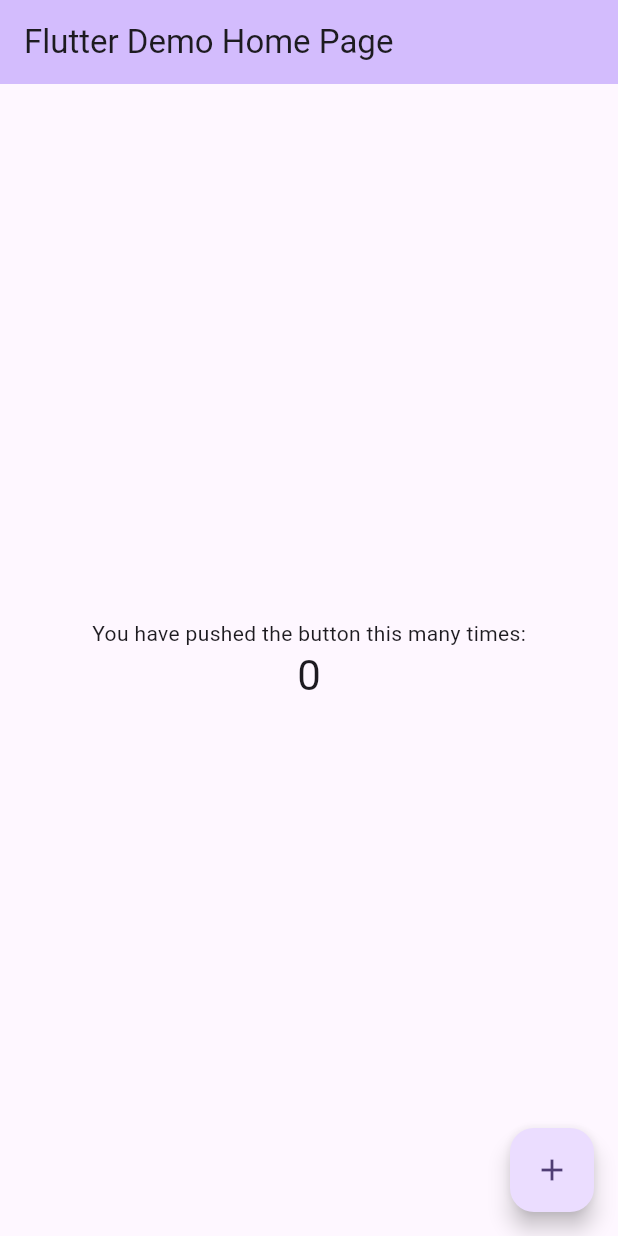
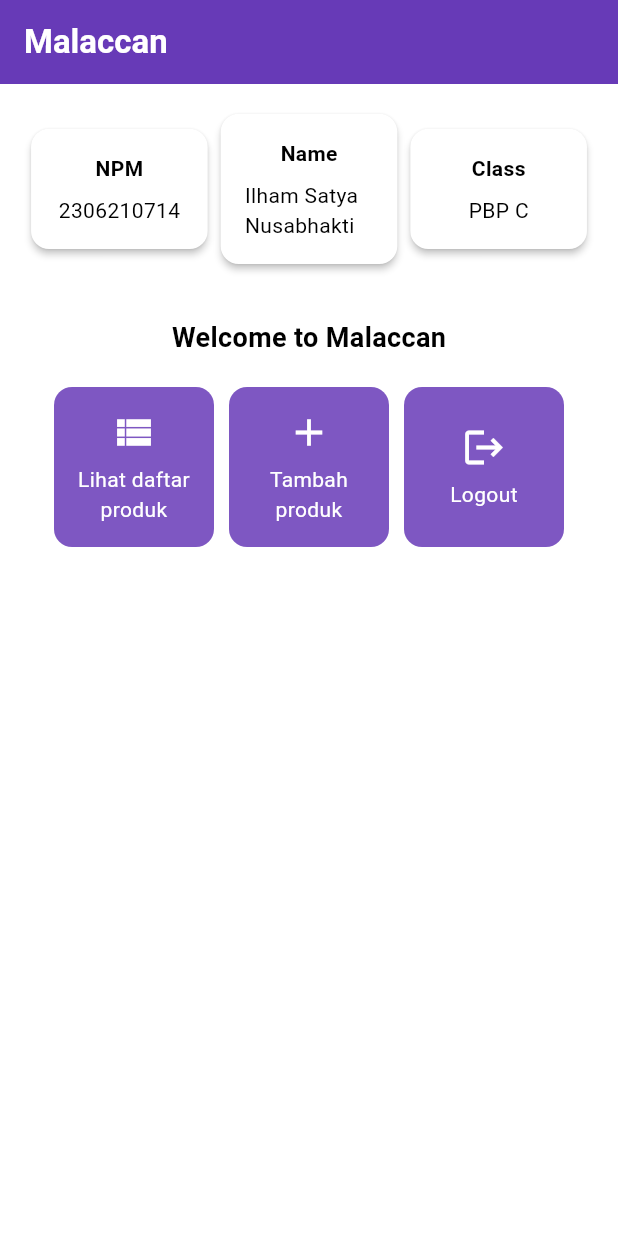
Before and after one commit to 2021HUMMM/malaccan-mobile, a Flutter app: the screen it shows after launch, on a phone screen of 412 x 824 dp. Run offline on Flutter 3.47's test engine with Material 3 defaults, Android fonts, the phone set to English and light mode, and no system bars.

Commit message:
finished assignment 7 (based on tutorial)

```diff
--- a/lib/main.dart
+++ b/lib/main.dart
@@ -1,4 +1,5 @@
 import 'package:flutter/material.dart';
+import 'package:malaccan_mobile/menu.dart';
 
 void main() {
   runApp(const MyApp());
@@ -28,98 +29,12 @@
         //
         // This works for code too, not just values: Most code changes can be
         // tested with just a hot reload.
-        colorScheme: ColorScheme.fromSeed(seedColor: Colors.deepPurple),
+        colorScheme: ColorScheme.fromSwatch(
+        primarySwatch: Colors.deepPurple,
+        ).copyWith(secondary: Colors.deepPurple[400]),
         useMaterial3: true,
       ),
-      home: const MyHomePage(title: 'Flutter Demo Home Page'),
+      home: MyHomePage(),
     );
   }
 }
-
-class MyHomePage extends StatefulWidget {
-  const MyHomePage({super.key, required this.title});
-
-  // This widget is the home page of your application. It is stateful, meaning
-  // that it has a State object (defined below) that contains fields that affect
-  // how it looks.
-
-  // This class is the configuration for the state. It holds the values (in this
-  // case the title) provided by the parent (in this case the App widget) and
-  // used by the build method of the State. Fields in a Widget subclass are
-  // always marked "final".
-
-  final String title;
-
-  @override
-  State<MyHomePage> createState() => _MyHomePageState();
-}
-
-class _MyHomePageState extends State<MyHomePage> {
-  int _counter = 0;
-
-  void _incrementCounter() {
-    setState(() {
-      // This call to setState tells the Flutter framework that something has
-      // changed in this State, which causes it to rerun the build method below
-      // so that the display can reflect the updated values. If we changed
-      // _counter without calling setState(), then the build method would not be
-      // called again, and so nothing would appear to happen.
-      _counter++;
-    });
-  }
-
-  @override
-  Widget build(BuildContext context) {
-    // This method is rerun every time setState is called, for instance as done
-    // by the _incrementCounter method above.
-    //
-    // The Flutter framework has been optimized to make rerunning build methods
-    // fast, so that you can just rebuild anything that needs updating rather
-    // than having to individually change instances of widgets.
-    return Scaffold(
-      appBar: AppBar(
-        // TRY THIS: Try changing the color here to a specific color (to
-        // Colors.amber, perhaps?) and trigger a hot reload to see the AppBar
-        // change color while the other colors stay the same.
-        backgroundColor: Theme.of(context).colorScheme.inversePrimary,
-        // Here we take the value from the MyHomePage object that was created by
-        // the App.build method, and use it to set our appbar title.
-        title: Text(widget.title),
-      ),
-      body: Center(
-        // Center is a layout widget. It takes a single child and positions it
-        // in the middle of the parent.
-        child: Column(
-          // Column is also a layout widget. It takes a list of children and
-          // arranges them vertically. By default, it sizes itself to fit its
-          // children horizontally, and tries to be as tall as its parent.
-          //
-          // Column has various properties to control how it sizes itself and
-          // how it positions its children. Here we use mainAxisAlignment to
-          // center the children vertically; the main axis here is the vertical
-          // axis because Columns are vertical (the cross axis would be
-          // horizontal).
-          //
-          // TRY THIS: Invoke "debug painting" (choose the "Toggle Debug Paint"
-          // action in the IDE, or press "p" in the console), to see the
-          // wireframe for each widget.
-          mainAxisAlignment: MainAxisAlignment.center,
-          children: <Widget>[
-            const Text(
-              'You have pushed the button this many times:',
-            ),
-            Text(
-              '$_counter',
-              style: Theme.of(context).textTheme.headlineMedium,
-            ),
-          ],
-        ),
-      ),
-      floatingActionButton: FloatingActionButton(
-        onPressed: _incrementCounter,
-        tooltip: 'Increment',
-        child: const Icon(Icons.add),
-      ), // This trailing comma makes auto-formatting nicer for build methods.
-    );
-  }
-}
--- /dev/null
+++ b/lib/menu.dart
@@ -0,0 +1,190 @@
+import 'package:flutter/material.dart';
+
+
+class MyHomePage extends StatelessWidget {
+
+  final String npm = '2306210714'; // NPM
+  final String name = 'Ilham Satya Nusabhakti'; // Nama
+  final String className = 'PBP C'; // Kelas
+
+  final List<ItemHomepage> items = [
+          ItemHomepage("Lihat daftar produk", Icons.view_list),
+          ItemHomepage("Tambah produk", Icons.add),
+          ItemHomepage("Logout", Icons.logout),
+      ];
+
+  MyHomePage({super.key});
+
+  @override
+  Widget build(BuildContext context) {
+    // Scaffold menyediakan struktur dasar halaman dengan AppBar dan body.
+    return Scaffold(
+      // AppBar adalah bagian atas halaman yang menampilkan judul.
+      appBar: AppBar(
+        // Judul aplikasi "Mental Health Tracker" dengan teks putih dan tebal.
+        title: const Text(
+          'Malaccan',
+          style: TextStyle(
+            color: Colors.white,
+            fontWeight: FontWeight.bold,
+          ),
+        ),
+        // Warna latar belakang AppBar diambil dari skema warna tema aplikasi.
+        backgroundColor: Theme.of(context).colorScheme.primary,
+      ),
+      // Body halaman dengan padding di sekelilingnya.
+      body: Padding(
+        padding: const EdgeInsets.all(16.0),
+        // Menyusun widget secara vertikal dalam sebuah kolom.
+        child: Column(
+          crossAxisAlignment: CrossAxisAlignment.center,
+          children: [
+            // Row untuk menampilkan 3 InfoCard secara horizontal.
+            Row(
+              mainAxisAlignment: MainAxisAlignment.spaceEvenly,
+              children: [
+                InfoCard(title: 'NPM', content: npm),
+                InfoCard(title: 'Name', content: name),
+                InfoCard(title: 'Class', content: className),
+              ],
+            ),
+
+            // Memberikan jarak vertikal 16 unit.
+            const SizedBox(height: 16.0),
+
+            // Menempatkan widget berikutnya di tengah halaman.
+            Center(
+              child: Column(
+                // Menyusun teks dan grid item secara vertikal.
+
+                children: [
+                  // Menampilkan teks sambutan dengan gaya tebal dan ukuran 18.
+                  const Padding(
+                    padding: EdgeInsets.only(top: 16.0),
+                    child: Text(
+                      'Welcome to Malaccan',
+                      style: TextStyle(
+                        fontWeight: FontWeight.bold,
+                        fontSize: 18.0,
+                      ),
+                    ),
+                  ),
+
+                  // Grid untuk menampilkan ItemCard dalam bentuk grid 3 kolom.
+                  GridView.count(
+                    primary: true,
+                    padding: const EdgeInsets.all(20),
+                    crossAxisSpacing: 10,
+                    mainAxisSpacing: 10,
+                    crossAxisCount: 3,
+                    // Agar grid menyesuaikan tinggi kontennya.
+                    shrinkWrap: true,
+
+                    // Menampilkan ItemCard untuk setiap item dalam list items.
+                    children: items.map((ItemHomepage item) {
+                      return ItemCard(item);
+                    }).toList(),
+                  ),
+                ],
+              ),
+            ),
+          ],
+        ),
+      ),
+    );
+  }
+}
+
+class InfoCard extends StatelessWidget {
+  // Kartu informasi yang menampilkan title dan content.
+
+  final String title;  // Judul kartu.
+  final String content;  // Isi kartu.
+
+  const InfoCard({super.key, required this.title, required this.content});
+
+  @override
+  Widget build(BuildContext context) {
+    return Card(
+      // Membuat kotak kartu dengan bayangan dibawahnya.
+      elevation: 2.0,
+      child: Container(
+        // Mengatur ukuran dan jarak di dalam kartu.
+        width: MediaQuery.of(context).size.width / 3.5, // menyesuaikan dengan lebar device yang digunakan.
+        padding: const EdgeInsets.all(16.0),
+        // Menyusun title dan content secara vertikal.
+        child: Column(
+          children: [
+            Text(
+              title,
+              style: const TextStyle(fontWeight: FontWeight.bold),
+            ),
+            const SizedBox(height: 8.0),
+            Text(content),
+          ],
+        ),
+      ),
+    );
+  }
+}
+
+class ItemHomepage {
+    final String name;
+    final IconData icon;
+
+    ItemHomepage(this.name, this.icon);
+}
+
+class ItemCard extends StatelessWidget {
+  // Menampilkan kartu dengan ikon dan nama.
+
+  final ItemHomepage item;
+
+  const ItemCard(this.item, {super.key});
+
+  @override
+  Widget build(BuildContext context) {
+    return Material(
+      // Menentukan warna latar belakang dari tema aplikasi.
+      color: Theme.of(context).colorScheme.secondary,
+      // Membuat sudut kartu melengkung.
+      borderRadius: BorderRadius.circular(12),
+
+      child: InkWell(
+        // Aksi ketika kartu ditekan.
+        onTap: () {
+          // Menampilkan pesan SnackBar saat kartu ditekan.
+          ScaffoldMessenger.of(context)
+            ..hideCurrentSnackBar()
+            ..showSnackBar(
+              SnackBar(content: Text("Kamu telah menekan tombol ${item.name}!"))
+            );
+        },
+        // Container untuk menyimpan Icon dan Text
+        child: Container(
+          padding: const EdgeInsets.all(8),
+          child: Center(
+            child: Column(
+              // Menyusun ikon dan teks di tengah kartu.
+              mainAxisAlignment: MainAxisAlignment.center,
+              children: [
+                Icon(
+                  item.icon,
+                  color: Colors.white,
+                  size: 30.0,
+                ),
+                const Padding(padding: EdgeInsets.all(3)),
+                Text(
+                  item.name,
+                  textAlign: TextAlign.center,
+                  style: const TextStyle(color: Colors.white),
+                ),
+              ],
+            ),
+          ),
+        ),
+      ),
+    );
+  }
+
+}
```
